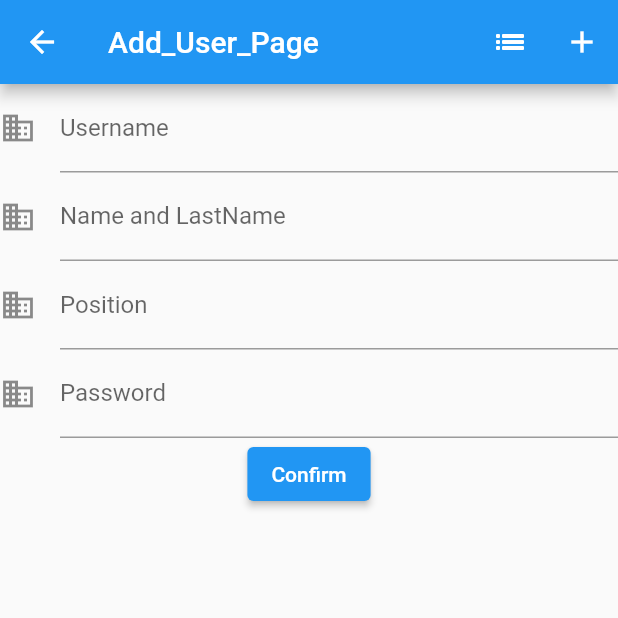
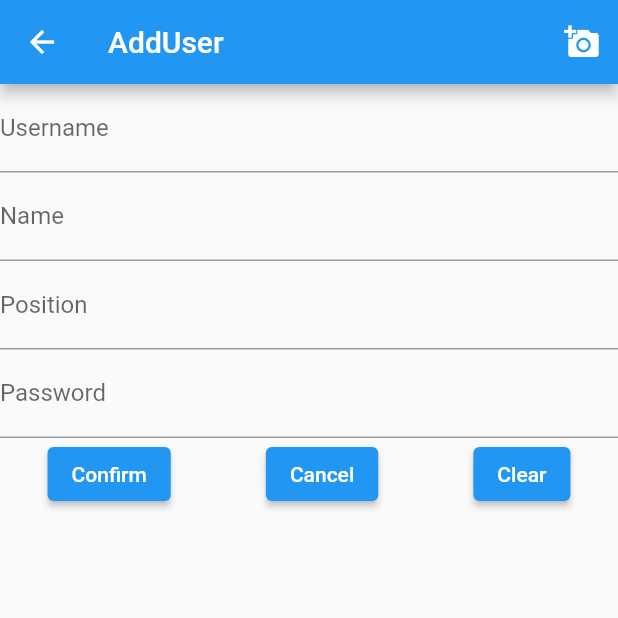
Before and after one commit to is767-1-2021/wipawan, a Flutter app: the screen it shows after launch, after a tap on the "add" icon, on a phone screen of 412 x 824 dp, the top half of it. Run offline on Flutter 3.47's test engine with Material 2 defaults, Android fonts, the phone set to English and light mode, and no system bars; missing offline and left inert: test_app; statements that could not run were skipped; project files that could hold a hidden picture were left out.

Commit message:
can add list

```diff
--- a/team_app/lib/main.dart
+++ b/team_app/lib/main.dart
@@ -1,17 +1,15 @@
 import 'package:flutter/material.dart';
 import 'package:provider/provider.dart';
-import 'package:team_app/models/add_model.dart';
-
-import 'pages/View_user_page.dart';
-import 'pages/add_user_page.dart';
-import 'pages/appbartest.dart';
+import '/pages/form_add.dart';
+import '/pages/list_view.dart';
+import '/provider/user_provider.dart';
 
 void main() {
   runApp(
     MultiProvider(
       providers: [
         ChangeNotifierProvider(
-          create: (context) => AddUserModel(),
+          create: (context) => UserProvider(),
         ),
       ],
       child: MyApp(),
@@ -20,19 +18,21 @@ void main() {
 }
 
 class MyApp extends StatelessWidget {
-  // This widget is the root of your application.
   @override
   Widget build(BuildContext context) {
     return MaterialApp(
       title: 'Flutter Demo',
       theme: ThemeData(
-        primarySwatch: Colors.blue,
+        primaryColor: Colors.blue,
+        accentColor: Colors.blueAccent,
+        textTheme: TextTheme(
+          bodyText2: TextStyle(color: Colors.blueGrey),
+        ),
       ),
       initialRoute: '/1',
       routes: <String, WidgetBuilder>{
-        '/1': (context) => ViewUserPage(),
+        '/1': (context) => ViewUser(),
         '/2': (context) => AddUserPage(),
-        '/3': (context) => appbartest(),
       },
     );
   }
@@ -40,7 +40,6 @@ class MyApp extends StatelessWidget {
 
 class MyHomePage extends StatefulWidget {
   MyHomePage({Key? key, required this.title}) : super(key: key);
-
   final String title;
 
   @override
@@ -48,40 +47,31 @@ class MyHomePage extends StatefulWidget {
 }
 
 class _MyHomePageState extends State<MyHomePage> {
-  int _counter = 0;
-
-  void _incrementCounter() {
-    setState(() {
-      _counter++;
-    });
-  }
-
   @override
   Widget build(BuildContext context) {
     return Scaffold(
-      appBar: AppBar(title: Text('First Page'), actions: [
-        IconButton(onPressed: () {}, icon: Icon(Icons.arrow_forward)),
-        IconButton(onPressed: () {}, icon: Icon(Icons.architecture)),
-      ]),
+      appBar: AppBar(
+        title: Text(widget.title),
+      ),
       body: Center(
         child: Column(
-          mainAxisAlignment: MainAxisAlignment.center,
-          children: <Widget>[
-            Text(
-              'You have pushed the button this many times:',
-            ),
-            Text(
-              '$_counter',
-              style: Theme.of(context).textTheme.headline4,
-            ),
-          ],
-        ),
+            mainAxisAlignment: MainAxisAlignment.center,
+            children: <Widget>[
+              Container(
+                height: 200.0,
+                margin:
+                    EdgeInsets.only(left: 100.0, right: 100.0, bottom: 20.0),
+                padding: EdgeInsets.all(8.0),
+                decoration: BoxDecoration(
+                  color: Colors.amber.withOpacity(0.25),
+                  borderRadius: BorderRadius.circular(50.0),
+                ),
+              ),
+              Text(
+                'You have pushed the button this many times:',
+              ),
+            ]),
       ),
-      floatingActionButton: FloatingActionButton(
-        onPressed: _incrementCounter,
-        tooltip: 'Increment',
-        child: Icon(Icons.add),
-      ), // This trailing comma makes auto-formatting nicer for build methods.
     );
   }
 }
--- /dev/null
+++ b/team_app/lib/models/User.dart
@@ -0,0 +1,8 @@
+class User {
+  String? username;
+  String? name;
+  String? position;
+  String? password;
+
+  User({this.username, this.name, this.position, this.password});
+}
--- a/team_app/lib/pages/View_user_page.dart
+++ /dev/null
@@ -1,125 +0,0 @@
-import 'package:flutter/material.dart';
-// ignore: unused_import
-import 'package:provider/provider.dart';
-
-class ViewUserPage extends StatelessWidget {
-  @override
-  Widget build(BuildContext context) {
-    final List<String> user = <String>[
-      'Ronnachia.R',
-      'Panita.T',
-      'Orapan.BN',
-      'D',
-    ];
-
-    final List<String> name = <String>[
-      'Ronnachia',
-      'Panita',
-      'Orapan',
-      'E',
-    ];
-    final List<String> pos = <String>[
-      'Admin',
-      'Doctor',
-      'Nurse',
-      'E',
-    ];
-    final List<String> pass = <String>[
-      'Admin',
-      'Doctor',
-      'Nurse',
-      'E',
-    ];
-
-    return Scaffold(
-      appBar: AppBar(title: Text('view_user_page'), actions: [
-        IconButton(
-            onPressed: () {
-              ;
-            },
-            icon: Icon(Icons.list_sharp)),
-        IconButton(
-            onPressed: () {
-              Navigator.pushNamed(context, '/2');
-            },
-            icon: Icon(Icons.add_sharp)),
-      ]),
-      body: ListView.separated(
-        padding: EdgeInsets.all(8.0),
-        itemCount: user.length,
-        itemBuilder: (context, index) {
-          return UserTile(
-              user: UserName(
-                  username: '${user[index]}',
-                  name: '${name[index]}',
-                  position: '${pos[index]}',
-                  password: '${pass[index]}'));
-
-          Icons.ac_unit;
-        },
-        separatorBuilder: (context, index) => Divider(),
-      ),
-    );
-  }
-}
-
-class UserName {
-  final String username;
-  final String name;
-  final String position;
-  final String password;
-
-  const UserName(
-      {Key? key,
-      required this.username,
-      required this.name,
-      required this.position,
-      required this.password});
-}
-
-class UserTile extends StatelessWidget {
-  final UserName user;
-  const UserTile({Key? key, required this.user}) : super(key: key);
-  @override
-  Widget build(BuildContext context) {
-    return GestureDetector(
-      onTap: () {
-        Navigator.push(
-          context,
-          MaterialPageRoute(
-            builder: (context) => UserDetail(user: user),
-          ),
-        );
-      },
-      child: Container(
-        height: 50,
-        color: Colors.amber,
-        child: Center(
-          child: Text('${user.username}'),
-        ),
-      ),
-    );
-  }
-}
-
-class UserDetail extends StatelessWidget {
-  final UserName user;
-  const UserDetail({Key? key, required this.user}) : super(key: key);
-
-  @override
-  Widget build(BuildContext context) {
-    return Scaffold(
-      appBar: AppBar(
-        title: Text('User Deatil'),
-      ),
-      body: Column(
-        mainAxisAlignment: MainAxisAlignment.start,
-        children: [
-          Text('Username: ${user.username}'),
-          Text('Firstname Lastname: ${user.name}'),
-          Text('Position: ${user.position}')
-        ],
-      ),
-    );
-  }
-}
--- a/team_app/lib/pages/add_user_page.dart
+++ /dev/null
@@ -1,117 +0,0 @@
-import 'package:flutter/material.dart';
-
-class AddUserPage extends StatelessWidget {
-  @override
-  Widget build(BuildContext context) {
-    return Scaffold(
-      appBar: AppBar(title: Text('Add_User_Page'), actions: [
-        IconButton(
-            onPressed: () {
-              Navigator.pop(context);
-            },
-            icon: Icon(Icons.list_sharp)),
-        IconButton(onPressed: () {}, icon: Icon(Icons.add_sharp)),
-      ]),
-      body: AddUserForm(),
-    );
-  }
-}
-
-class AddUserForm extends StatefulWidget {
-  @override
-  _AddUserFormState createState() => _AddUserFormState();
-}
-
-class _AddUserFormState extends State<AddUserForm> {
-  final _formKey = GlobalKey<FormState>();
-  String? _userName;
-  String? _name;
-  String? _position;
-  String? _password;
-
-  @override
-  Widget build(BuildContext context) {
-    return Form(
-      key: _formKey,
-      child: Column(
-        mainAxisAlignment: MainAxisAlignment.start,
-        children: [
-          TextFormField(
-              decoration: InputDecoration(
-                border: UnderlineInputBorder(),
-                labelText: 'Username',
-                icon: Icon(Icons.business),
-              ),
-              validator: (value) {
-                if (value == null || value.isEmpty) {
-                  return 'Please enter Username';
-                }
-
-                return null;
-              },
-              onSaved: (value) {
-                _userName = value;
-              }),
-          TextFormField(
-              decoration: InputDecoration(
-                border: UnderlineInputBorder(),
-                labelText: 'Name and LastName',
-                icon: Icon(Icons.business),
-              ),
-              validator: (value) {
-                if (value == null || value.isEmpty) {
-                  return 'Please enter Name and LastName';
-                }
-
-                return null;
-              },
-              onSaved: (value) {
-                _name = value;
-              }),
-          TextFormField(
-              decoration: InputDecoration(
-                border: UnderlineInputBorder(),
-                labelText: 'Position',
-                icon: Icon(Icons.business),
-              ),
-              validator: (value) {
-                if (value == null || value.isEmpty) {
-                  return 'Please enter Position';
-                }
-
-                return null;
-              },
-              onSaved: (value) {
-                _position = value;
-              }),
-          TextFormField(
-              decoration: InputDecoration(
-                border: UnderlineInputBorder(),
-                labelText: 'Password',
-                icon: Icon(Icons.business),
-              ),
-              validator: (value) {
-                if (value == null || value.isEmpty) {
-                  return 'Please enter Password';
-                }
-
-                return null;
-              },
-              onSaved: (value) {
-                _password = value;
-              }),
-          ElevatedButton(
-            onPressed: () {
-              if (_formKey.currentState!.validate()) {
-                _formKey.currentState!.save();
-
-                Navigator.pop(context);
-              }
-            },
-            child: Text('Confirm'),
-          ),
-        ],
-      ),
-    );
-  }
-}
--- /dev/null
+++ b/team_app/lib/pages/form_add.dart
@@ -0,0 +1,138 @@
+import 'package:flutter/material.dart';
+import 'package:provider/provider.dart';
+import 'package:test_app/models/User.dart';
+import 'package:test_app/provider/user_provider.dart';
+
+class AddUserPage extends StatelessWidget {
+  final formKey = GlobalKey<FormState>();
+
+  //controller
+  final usernameController = TextEditingController();
+  final nameController = TextEditingController();
+  final positionController = TextEditingController();
+  final passwordController = TextEditingController();
+
+  @override
+  Widget build(BuildContext context) {
+    return Scaffold(
+      appBar: AppBar(
+        title: Text('AddUser'),
+        actions: [IconButton(onPressed: () {}, icon: Icon(Icons.add_a_photo))],
+      ),
+      body: Form(
+        key: formKey,
+        child: Column(
+          children: [
+            TextFormField(
+              decoration: InputDecoration(
+                border: UnderlineInputBorder(),
+                labelText: 'Username',
+              ),
+              controller: usernameController,
+              validator: (username) {
+                if (username == null || username.isEmpty) {
+                  return 'Please enter username';
+                }
+
+                return null;
+              },
+            ),
+            TextFormField(
+              decoration: InputDecoration(
+                border: UnderlineInputBorder(),
+                labelText: 'Name',
+              ),
+              controller: nameController,
+              validator: (name) {
+                if (name == null || name.isEmpty) {
+                  return 'Please enter Name';
+                }
+
+                return null;
+              },
+            ),
+            TextFormField(
+              decoration: InputDecoration(
+                border: UnderlineInputBorder(),
+                labelText: 'Position',
+              ),
+              controller: positionController,
+              validator: (position) {
+                if (position == null || position.isEmpty) {
+                  return 'Please enter position';
+                }
+
+                return null;
+              },
+            ),
+            TextFormField(
+              decoration: InputDecoration(
+                border: UnderlineInputBorder(),
+                labelText: 'Password',
+              ),
+              controller: passwordController,
+              validator: (password) {
+                if (password == null || password.isEmpty) {
+                  return 'Please enter paswword';
+                }
+
+                return null;
+              },
+            ),
+            Row(
+              mainAxisAlignment: MainAxisAlignment.spaceAround,
+              children: [
+                ElevatedButton(
+                  onPressed: () {
+                    if (formKey.currentState!.validate()) {
+                      var username = usernameController.text;
+                      var name = nameController.text;
+                      var position = positionController.text;
+                      var password = passwordController.text;
+
+                      print(username);
+                      print(name);
+                      print(position);
+                      print(password);
+
+                      //เตรียมข้อมูล
+                      User statement = User(
+                        username: username,
+                        name: name,
+                        position: position,
+                        password: password,
+                      );
+
+                      //เรียก provider UserProvider provider = Provider.of<UserProvider>(context, listen: false);
+
+                      var provider =
+                          Provider.of<UserProvider>(context, listen: false);
+
+                      provider.addUser(statement);
+
+                      Navigator.pop(context);
+                    }
+                    ;
+                  },
+                  child: Text('Confirm'),
+                ),
+                ElevatedButton(
+                  onPressed: () {
+                    Navigator.pop(context);
+                  },
+                  child: Text('Cancel'),
+                ),
+                ElevatedButton(
+                  onPressed: () {
+                    Navigator.pop(context);
+                  },
+                  child: Text('Clear'),
+                ),
+              ],
+            ),
+          ],
+        ),
+      ),
+    );
+  }
+}
--- /dev/null
+++ b/team_app/lib/pages/list_view.dart
@@ -0,0 +1,45 @@
+import 'package:flutter/material.dart';
+import 'package:provider/provider.dart';
+import 'package:test_app/models/User.dart';
+import 'package:test_app/provider/user_provider.dart';
+
+class ViewUser extends StatelessWidget {
+  @override
+  Widget build(BuildContext context) {
+    return Scaffold(
+      appBar: AppBar(
+        title: Text('User List'),
+        actions: [
+          IconButton(
+            onPressed: () {
+              Navigator.pushNamed(context, '/2');
+            },
+            icon: Icon(Icons.add_sharp),
+          )
+        ],
+      ),
+      body: Consumer<UserProvider>(
+        builder: (context, UserProvider provider, child) {
+          return ListView.builder(
+            itemCount: provider.users.length,
+            itemBuilder: (context, int index) {
+              User data = provider.users[index];
+              return Card(
+                child: ListTile(
+                  leading: CircleAvatar(
+                    radius: 30,
+                    child: FittedBox(
+                      child: Text('${data.position}'),
+                    ),
+                  ),
+                  title: Text('${data.username}'),
+                  subtitle: Text('${data.name}'),
+                ),
+              );
+            },
+          );
+        },
+      ),
+    );
+  }
+}
--- /dev/null
+++ b/team_app/lib/provider/user_provider.dart
@@ -0,0 +1,45 @@
+import 'package:flutter/foundation.dart';
+import 'package:test_app/models/User.dart';
+
+class UserProvider with ChangeNotifier {
+  List<User> users = [
+    User(
+        username: "Ronnachia.R",
+        name: "Ronnachia Jumsil",
+        position: "Admin",
+        password: "1234"),
+    User(
+        username: "Panita.T",
+        name: "Panita Tharaphoom",
+        position: "Admin",
+        password: "1234"),
+    User(
+        username: "Orapan.BN",
+        name: "Orapan Talalaksana",
+        position: "Doctor",
+        password: "1234"),
+    User(
+        username: "Ganokporn.M",
+        name: "Ganokporn Maphundoong",
+        position: "Doctor",
+        password: "1234"),
+    User(
+        username: "Chavisa.CN",
+        name: "Chavisa Santavanond",
+        position: "Doctor",
+        password: "1234"),
+  ];
+
+  List<User> getUser() {
+    return users;
+  }
+
+  void addUser(User statement) {
+    users.add(statement);
+
+    //users.insert(0, statement); เพิ่มด้านบน
+    //users.add(statement); เพิ่มด้านล่าง
+    notifyListeners();
+// แจ้ง consumer
+  }
+}
--- a/team_app/pubspec.yaml
+++ b/team_app/pubspec.yaml
@@ -30,6 +30,8 @@ dependencies:
   cupertino_icons: ^1.0.2
   english_words: ^3.1.0
   provider: ^6.0.0
+  rounded_loading_button: ^2.0.8
+  progress_state_button: ^1.0.3
 
 dev_dependencies:
   flutter_test:
```
Also changed, not shown: team_app/lib/models/add_model.dart (deleted, +0 -42 lines), team_app/lib/pages/appbartest.dart (deleted, +0 -32 lines), team_app/pubspec.lock.
